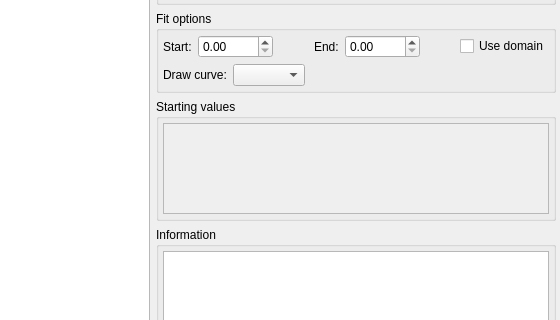
First picture: the form in src/tailor/resources/plot_tab.ui, repository davidfokkema/tailor, before the edit; both pictures show x 440 to 1000 and y 126 to 446 of the 1000 by 600 pixel window.
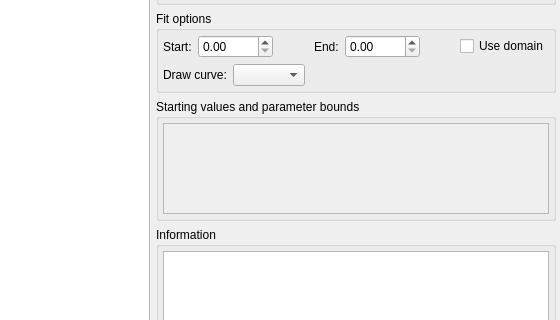
Second picture: the form after the edit. Custom widgets are drawn as their Qt base class.

Commit message:
Add stretch to prevent expansion of parameter widgets
Without this stretch, the spinboxes for a single parameter will take up the full height of the parameter scroll area.

The edit to the form file:
```diff
--- a/src/tailor/resources/plot_tab.ui
+++ b/src/tailor/resources/plot_tab.ui
@@ -360,7 +360,7 @@
      <item>
       <widget class="QGroupBox" name="parameter_box">
        <property name="title">
-        <string>Starting values</string>
+        <string>Starting values and parameter bounds</string>
        </property>
        <layout class="QVBoxLayout" name="verticalLayout_4">
         <property name="leftMargin">
```
The commit also changes 2 other files.
